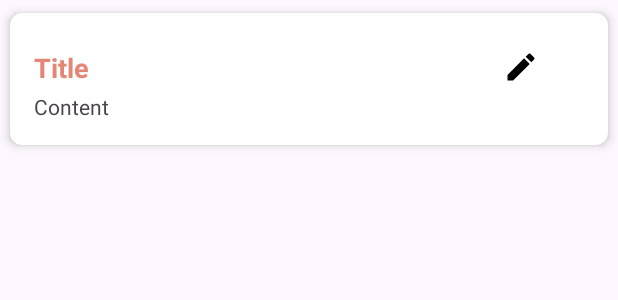
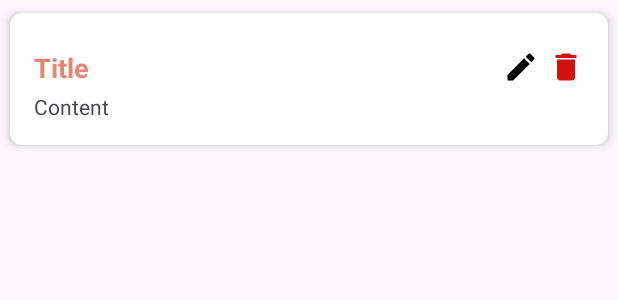
Before and after one commit to Ishara-Sewwandi/DoIt, an Android app: the layout task_item.xml on its own in the app's theme, with its tools: preview values and no code run, on a phone screen of 412 x 824 dp. Shown: the top 300 px of the screen. Run offline under Robolectric (Android 15) with nearby library versions, the phone set to English and light mode, and no system bars.

Commit message:
implemented delete functionality

```diff
--- /dev/null
+++ b/app/src/main/res/drawable/baseline_delete_24.xml
@@ -0,0 +1,5 @@
+<vector android:height="24dp" android:tint="#D21111"
+    android:viewportHeight="24" android:viewportWidth="24"
+    android:width="24dp" xmlns:android="http://schemas.android.com/apk/res/android">
+    <path android:fillColor="@android:color/white" android:pathData="M6,19c0,1.1 0.9,2 2,2h8c1.1,0 2,-0.9 2,-2V7H6v12zM19,4h-3.5l-1,-1h-5l-1,1H5v2h14V4z"/>
+</vector>
--- a/app/src/main/res/layout/task_item.xml
+++ b/app/src/main/res/layout/task_item.xml
@@ -35,6 +35,13 @@
                 android:layout_alignParentEnd="true"
                 android:layout_marginEnd="30dp"
                 android:src="@drawable/baseline_edit_24"/>
+
+            <ImageView
+                android:id="@+id/deleteBtn"
+                android:layout_width="24dp"
+                android:layout_height="24dp"
+                android:layout_alignParentEnd="true"
+                android:src="@drawable/baseline_delete_24"/>
         </RelativeLayout>
 
         <TextView
```
Also changed, not shown: app/src/main/java/com/example/doit/TaskDatabase.kt (+9 -0 lines), app/src/main/java/com/example/doit/TasksAdapter.kt (+9 -0 lines).
